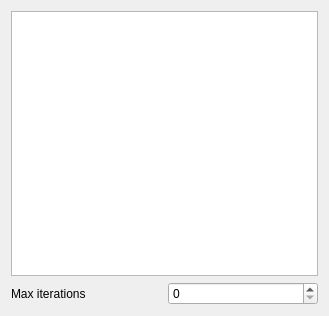
Old version of the form QtAPI/inc/QtAPI/FitWidget.ui in the repository rrnntt/SmallProject.
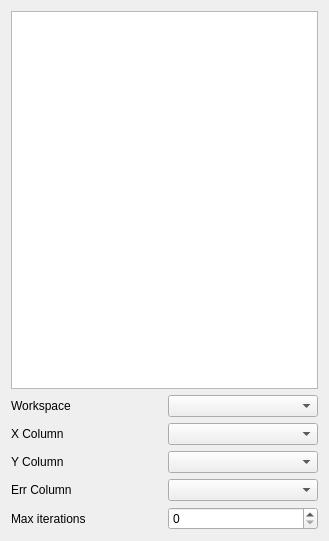
New version of the form.

What changed in the file:
```diff
--- a/QtAPI/inc/QtAPI/FitWidget.ui
+++ b/QtAPI/inc/QtAPI/FitWidget.ui
@@ -7,7 +7,7 @@
     <x>0</x>
     <y>0</y>
     <width>329</width>
-    <height>316</height>
+    <height>541</height>
    </rect>
   </property>
   <property name="windowTitle">
@@ -25,16 +25,56 @@
    </item>
    <item>
     <layout class="QGridLayout" name="gridLayout">
-     <item row="0" column="0">
+     <item row="6" column="0">
       <widget class="QLabel" name="label">
        <property name="text">
         <string>Max iterations</string>
        </property>
       </widget>
      </item>
-     <item row="0" column="1">
+     <item row="6" column="1">
       <widget class="QSpinBox" name="sbMaxIterations"/>
      </item>
+     <item row="0" column="0">
+      <widget class="QLabel" name="label_2">
+       <property name="text">
+        <string>Workspace</string>
+       </property>
+      </widget>
+     </item>
+     <item row="0" column="1">
+      <widget class="QComboBox" name="cbWorkspace"/>
+     </item>
+     <item row="1" column="0">
+      <widget class="QLabel" name="label_3">
+       <property name="text">
+        <string>X Column</string>
+       </property>
+      </widget>
+     </item>
+     <item row="3" column="0">
+      <widget class="QLabel" name="label_4">
+       <property name="text">
+        <string>Y Column</string>
+       </property>
+      </widget>
+     </item>
+     <item row="5" column="0">
+      <widget class="QLabel" name="label_5">
+       <property name="text">
+        <string>Err Column</string>
+       </property>
+      </widget>
+     </item>
+     <item row="1" column="1">
+      <widget class="QComboBox" name="cbXColumn"/>
+     </item>
+     <item row="5" column="1">
+      <widget class="QComboBox" name="cbErrColumn"/>
+     </item>
+     <item row="3" column="1">
+      <widget class="QComboBox" name="cbYColumn"/>
+     </item>
     </layout>
    </item>
   </layout>
```
